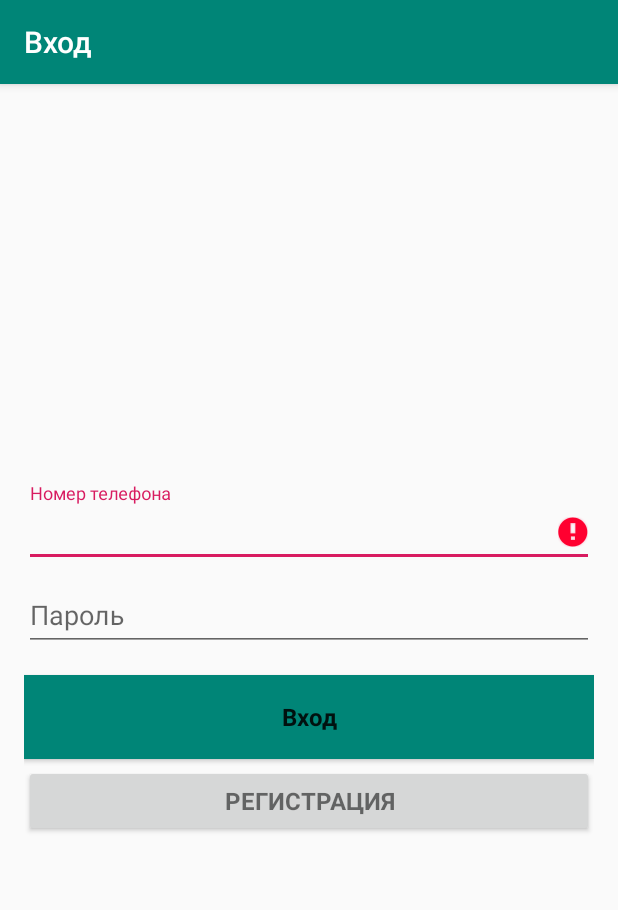
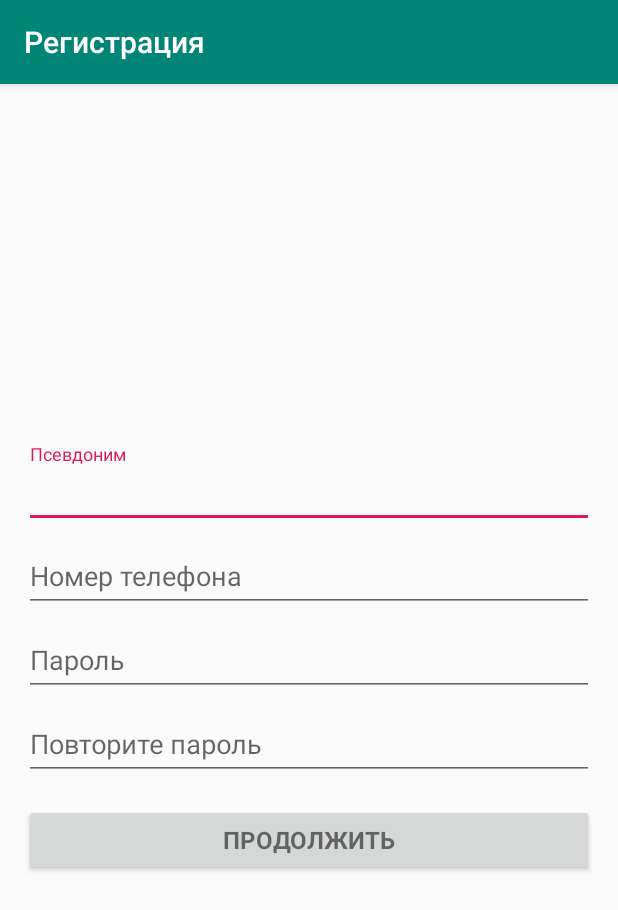
Before and after one commit to Zero1IT/funny_client, an Android app: the AuthentificationActivity screen opened directly, with no data from a screen before it, after a tap on "РЕГИСТРАЦИЯ", on a phone screen of 412 x 824 dp. Shown: the top 910 px of the screen. Run offline under Robolectric (Android 15) with nearby library versions, the phone set to English and light mode, and no system bars; libraries missing offline, so code that uses them is left out: io.socket.emitter; 1 other tap on this screen came first.

Commit message:
Работа с сокетами и начало реализации авторизации

```diff
--- a/app/build.gradle
+++ b/app/build.gradle
@@ -28,7 +28,5 @@ dependencies {
     androidTestImplementation 'androidx.test.espresso:espresso-core:3.1.2-alpha01'
     implementation 'com.google.code.gson:gson:2.8.5'
     implementation 'com.github.bumptech.glide:glide:4.9.0'
-    implementation 'com.squareup.retrofit2:retrofit:2.5.0'
-    implementation 'com.squareup.retrofit2:converter-gson:2.5.0'
     implementation 'io.socket:socket.io-client:1.0.0'
 }
--- a/app/src/main/AndroidManifest.xml
+++ b/app/src/main/AndroidManifest.xml
@@ -31,6 +31,12 @@
 
         </activity>
 
+        <activity android:name=".authentification.FirstRegistrationActivity"
+            android:label="Регистрация"
+            android:screenOrientation="userPortrait">
+
+        </activity>
+
         <activity
             android:name=".MainActivity"
             android:label="@string/app_name"
--- /dev/null
+++ b/app/src/main/java/com/example/funnynose/authentification/FirstRegistrationActivity.java
@@ -0,0 +1,133 @@
+package com.example.funnynose.authentification;
+
+import android.Manifest;
+import android.content.Context;
+import android.content.Intent;
+import android.content.pm.PackageManager;
+import android.os.Bundle;
+import android.telephony.PhoneNumberFormattingTextWatcher;
+import android.telephony.TelephonyManager;
+import android.util.Log;
+import android.view.View;
+import android.widget.AutoCompleteTextView;
+import android.widget.Button;
+import android.widget.EditText;
+import android.widget.Toast;
+
+import com.example.funnynose.MainActivity;
+import com.example.funnynose.R;
+import com.example.funnynose.Session;
+import com.example.funnynose.SocketAPI;
+import com.google.android.material.snackbar.Snackbar;
+
+import org.json.JSONException;
+import org.json.JSONObject;
+
+import androidx.annotation.Nullable;
+import androidx.appcompat.app.AppCompatActivity;
+import androidx.core.content.ContextCompat;
+import io.socket.emitter.Emitter;
+
+public class FirstRegistrationActivity extends AppCompatActivity {
+    private AutoCompleteTextView mPhoneView;
+    private EditText mPasswordView;
+    private EditText mRepeatPasswordView;
+
+    private boolean phoneExistence;
+
+
+    @Override
+    protected void onCreate(@Nullable Bundle savedInstanceState) {
+        super.onCreate(savedInstanceState);
+
+        setContentView(R.layout.activity_first_registration);
+        getSupportActionBar().setTitle("Регистрация");
+
+        mPhoneView = findViewById(R.id.phone);
+        mPasswordView = findViewById(R.id.password);
+        mRepeatPasswordView = findViewById(R.id.repeat_password);
+        Button mContinueButton = findViewById(R.id.continue_button);
+        mContinueButton.setOnClickListener(new View.OnClickListener() {
+            @Override
+            public void onClick(View v) {
+                continueRegistration();
+            }
+        });
+        mPhoneView.addTextChangedListener(new PhoneNumberFormattingTextWatcher("BY"));
+
+        if (ContextCompat.checkSelfPermission(this, Manifest.permission.READ_PHONE_STATE) == PackageManager.PERMISSION_GRANTED) {
+            TelephonyManager tMgr = (TelephonyManager) this.getSystemService(Context.TELEPHONY_SERVICE);
+            String phoneNumber = tMgr.getLine1Number();
+            if (phoneNumber != null) {
+                mPhoneView.setText(phoneNumber);
+            }
+        }
+    }
+
+    private void continueRegistration() {
+        boolean cancel = false;
+        View v = new View(this);
+
+        String password, rPassword, phone, nickname;
+
+        password = mPasswordView.getText().toString();
+        rPassword = mRepeatPasswordView.getText().toString();
+        phone = mPhoneView.getText().toString().replace(" ", "").replace("-", "");;
+
+
+        if (!rPassword.equals(password)) {
+            cancel = true;
+            mRepeatPasswordView.setError("Пароли не совпадают");
+            v = mRepeatPasswordView;
+        }
+
+        if (password.length() < 6) {
+            cancel = true;
+            mPasswordView.setError("Пароль должен содержать не менее 6 символов");
+            v = mPasswordView;
+
+        } else if (password.length() > 25) {
+            cancel = true;
+            mPasswordView.setError("Пароль должен содержать не более 25 символов");
+            v = mPasswordView;
+        } else if (password.contains(" ")) {
+            cancel = true;
+            mPasswordView.setError("Пароль не должен содержать пробелы");
+            v = mPasswordView;
+        }
+
+        if (!phone.matches("[+]375\\d{9}")) {
+            cancel = true;
+            mPhoneView.setError("Номер телефона неправильный. Правильно: +375 XX XXX-XX-XX");
+            v = mPhoneView;
+        }
+
+        if (cancel) {
+            v.requestFocus();
+        } else {
+            checkPhone(phone);
+            if (!phoneExistence) {
+                //Intent intent = new Intent(Session.context, SecondRegistrationActivity.class);
+                //startActivity(intent);
+            } else {
+                Toast.makeText(Session.context, "Пользователь с таким номером телефона уже существует", Toast.LENGTH_SHORT).show();
+            }
+        }
+    }
+
+    private void checkPhone(final String phone) {
+        JSONObject obj = new JSONObject();
+        try {
+            obj.put("phone", phone);
+        } catch (JSONException e) {
+            Log.d("DEBUG", "" + e.getMessage());
+        }
+        SocketAPI.currentSocket().emit("registration/phone_existence", obj)
+                .once("registration/phone_existence", new Emitter.Listener() {
+            @Override
+            public void call(Object... args) {
+                phoneExistence = (boolean) args[0];
+            }
+        });
+    }
+}
--- a/app/src/main/java/com/example/funnynose/authentification/UserService.java
+++ /dev/null
@@ -1,4 +0,0 @@
-package com.example.funnynose.authentification;
-
-public class UserService {
-}
--- /dev/null
+++ b/app/src/main/res/layout/activity_first_registration.xml
@@ -0,0 +1,106 @@
+<?xml version="1.0" encoding="utf-8"?>
+<LinearLayout
+    xmlns:android="http://schemas.android.com/apk/res/android"
+    android:layout_width="match_parent"
+    android:layout_height="match_parent"
+    android:orientation="vertical"
+    android:paddingLeft="16dp"
+    android:paddingRight="16dp">
+
+    <ProgressBar
+        android:id="@+id/progress"
+        style="?android:attr/progressBarStyleLarge"
+        android:layout_width="wrap_content"
+        android:layout_height="wrap_content"
+        android:layout_gravity="center"
+        android:visibility="gone" />
+
+    <ScrollView xmlns:android="http://schemas.android.com/apk/res/android"
+        android:id="@+id/frame_authentication"
+        android:layout_width="match_parent"
+        android:layout_height="match_parent"
+        android:layout_gravity="center"
+        android:scrollbarThumbVertical="@null">
+
+        <LinearLayout
+        xmlns:android="http://schemas.android.com/apk/res/android"
+        android:layout_width="match_parent"
+        android:layout_height="wrap_content"
+        android:layout_gravity="center"
+        android:orientation="vertical">
+
+        <com.google.android.material.textfield.TextInputLayout
+            android:layout_width="match_parent"
+            android:layout_height="wrap_content">
+
+            <AutoCompleteTextView
+                android:id="@+id/nickname"
+                android:layout_width="match_parent"
+                android:layout_height="wrap_content"
+                android:hint="Псевдоним"
+                android:inputType="textPersonName"
+                android:maxLines="1"
+                android:singleLine="true" />
+
+        </com.google.android.material.textfield.TextInputLayout>
+
+        <com.google.android.material.textfield.TextInputLayout
+            android:layout_width="match_parent"
+            android:layout_height="wrap_content">
+
+            <AutoCompleteTextView
+                android:id="@+id/phone"
+                android:layout_width="match_parent"
+                android:layout_height="wrap_content"
+                android:hint="Номер телефона"
+                android:inputType="phone"
+                android:maxLines="1"
+                android:singleLine="true" />
+
+        </com.google.android.material.textfield.TextInputLayout>
+
+        <com.google.android.material.textfield.TextInputLayout
+            android:layout_width="match_parent"
+            android:layout_height="wrap_content">
+
+            <EditText
+                android:id="@+id/password"
+                android:layout_width="match_parent"
+                android:layout_height="wrap_content"
+                android:hint="Пароль"
+                android:imeActionId="6"
+                android:imeOptions="actionUnspecified"
+                android:inputType="textPassword"
+                android:maxLines="1"
+                android:singleLine="true" />
+        </com.google.android.material.textfield.TextInputLayout>
+
+        <com.google.android.material.textfield.TextInputLayout
+            android:layout_width="match_parent"
+            android:layout_height="wrap_content">
+
+            <EditText
+                android:id="@+id/repeat_password"
+                android:layout_width="match_parent"
+                android:layout_height="wrap_content"
+                android:hint="Повторите пароль"
+                android:imeActionId="6"
+                android:imeOptions="actionUnspecified"
+                android:inputType="textPassword"
+                android:maxLines="1"
+                android:singleLine="true" />
+        </com.google.android.material.textfield.TextInputLayout>
+
+        <Button
+            android:id="@+id/continue_button"
+            style="?android:textAppearanceSmall"
+            android:layout_width="match_parent"
+            android:layout_height="wrap_content"
+            android:layout_marginTop="16dp"
+            android:text="Продолжить"
+            android:gravity="center"
+            android:textSize="16sp"
+            android:textStyle="bold"/>
+        </LinearLayout>
+    </ScrollView>
+</LinearLayout>
```
Also changed, not shown: app/src/main/java/com/example/funnynose/MainActivity.java (+0 -23 lines), app/src/main/java/com/example/funnynose/NetworkService.java (deleted, +0 -27 lines), app/src/main/java/com/example/funnynose/Session.java (+21 -21 lines), app/src/main/java/com/example/funnynose/SocketAPI.java (added, +50 -0 lines), app/src/main/java/com/example/funnynose/SplashActivity.java (+41 -2 lines), app/src/main/java/com/example/funnynose/authentification/AuthentificationActivity.java (+66 -7 lines).
